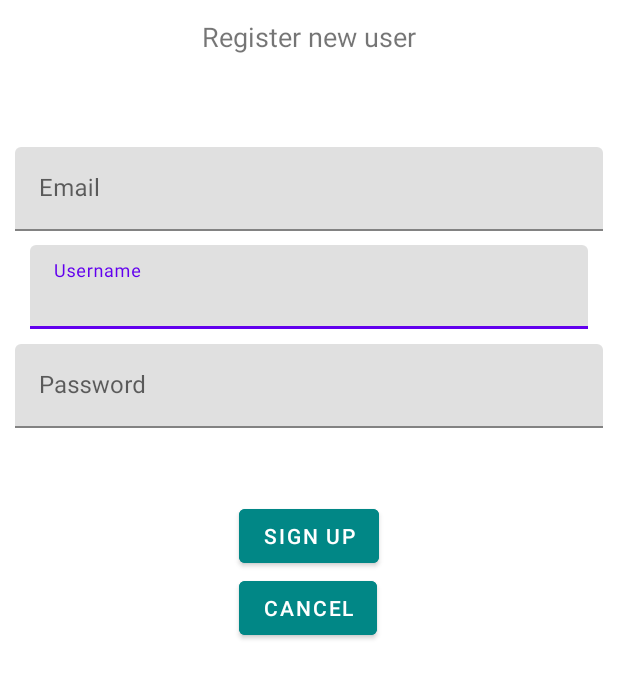
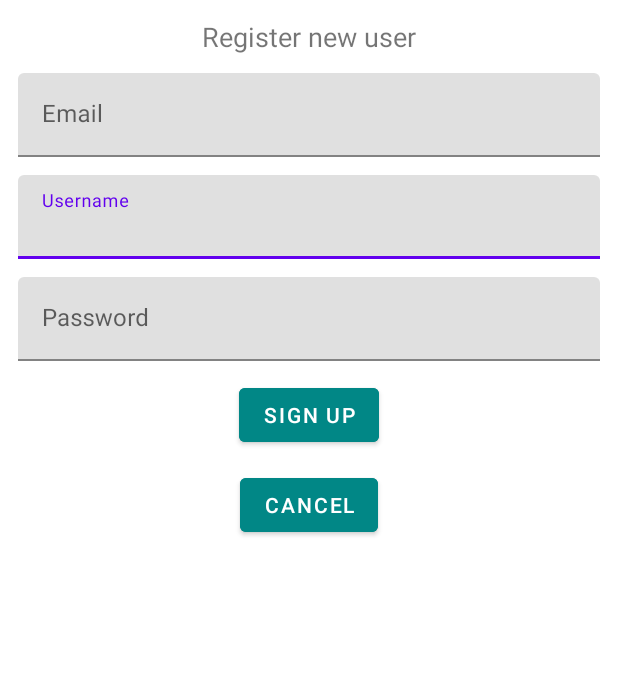
Before and after one commit to Mike-D-Langdon/Project3, an Android app: the screen it shows after launch (SignUp before the commit, SignUpActivity after it), after a tap on "SIGN UP", on a phone screen of 412 x 824 dp, the part 299-998 px from its top. Run offline under Robolectric (Android 15) with nearby library versions, the light colour scheme and no system bars; our stand-ins replace Firebase (no records; nobody signed in at launch, a user with empty details on screens opened directly).

Commit message:
Organizing, proper text fields, add logout functionality - Rename a bunch of component IDs to a more uniform convention (type_activity_name) - Set dimensions to be uniform for components in activity_sign_up - Rename SignUp to SignUpActivity - Move all activities (MainActivity, LoginActivity, and SignUpActivity) to the same activity package - Stylize fragment_post a bit to look more pleasing - Remove redundant code from MainActivity - Extract 2 string resources: ui_or and register_new - Create dimens.xml to keep track of app dimensions - Initial attempt to use values from dimens.xml instead of relying on hard-coded values

```diff
--- a/app/src/main/AndroidManifest.xml
+++ b/app/src/main/AndroidManifest.xml
@@ -10,9 +10,9 @@
         android:roundIcon="@mipmap/ic_launcher_round"
         android:supportsRtl="true"
         android:theme="@style/Theme.Shoutout">
-        <activity android:name=".LoginActivity"></activity>
-        <activity android:name=".SignUp"></activity>
-        <activity android:name=".MainActivity">
+        <activity android:name=".activity.LoginActivity"></activity>
+        <activity android:name=".activity.SignUpActivity"></activity>
+        <activity android:name=".activity.MainActivity">
             <intent-filter>
                 <action android:name="android.intent.action.MAIN" />
 
--- a/app/src/main/java/com/example/shoutout/LoginActivity.java
+++ b/app/src/main/java/com/example/shoutout/activity/LoginActivity.java
@@ -1,16 +1,16 @@
-package com.example.shoutout;
+package com.example.shoutout.activity;
 
 import android.content.Intent;
 import android.os.Bundle;
 import android.util.Log;
 import android.view.View;
-import android.widget.Button;
 import android.widget.EditText;
 import android.widget.Toast;
 
 import androidx.annotation.Nullable;
 import androidx.appcompat.app.AppCompatActivity;
 
+import com.example.shoutout.R;
 import com.google.firebase.auth.FirebaseAuth;
 
 public class LoginActivity extends AppCompatActivity {
@@ -18,10 +18,9 @@ public class LoginActivity extends AppCompatActivity {
     private static final int REQ_SIGNUP = 1;
 
     public static String TAG = LoginActivity.class.getSimpleName();
-    EditText et_username;
-    EditText et_password;
-    Button btn_login;
-    Button btn_sign_up;
+
+    private EditText et_username;
+    private EditText et_password;
 
     @Override
     protected void onCreate(@Nullable Bundle savedInstanceState) {
@@ -29,27 +28,25 @@ public class LoginActivity extends AppCompatActivity {
         setContentView(R.layout.activity_login);
         et_username = findViewById(R.id.edit_login_username);
         et_password = findViewById(R.id.edit_login_password);
-        btn_login = findViewById(R.id.button_login);
-        btn_sign_up = findViewById(R.id.button_signup);
-    }
-
-    public void handle_signUp(View view) {
-        Log.d(TAG,"Sign up button clicked");
-        Intent intent = new Intent(this, SignUp.class);
-        startActivityForResult(intent, REQ_SIGNUP);
     }
 
     @Override
     protected void onActivityResult(int requestCode, int resultCode, @Nullable Intent data) {
         super.onActivityResult(requestCode, resultCode, data);
         if (requestCode == REQ_SIGNUP && resultCode == RESULT_OK) {
-            boolean registered = data.getBooleanExtra(SignUp.EXTRA_REGISTERED, false);
+            boolean registered = data.getBooleanExtra(SignUpActivity.EXTRA_REGISTERED, false);
             if (registered) {
                 Toast.makeText(this, "New user registered", Toast.LENGTH_SHORT).show();
             } else {
                 Toast.makeText(this, "Could not register new user!", Toast.LENGTH_SHORT).show();
             }
         }
+    }
+
+    public void handle_signUp(View view) {
+        Log.d(TAG,"Sign up button clicked");
+        Intent intent = new Intent(this, SignUpActivity.class);
+        startActivityForResult(intent, REQ_SIGNUP);
     }
 
     public void handleLogin(View view) {
@@ -59,10 +56,12 @@ public class LoginActivity extends AppCompatActivity {
         auth.signInWithEmailAndPassword(email, pwd).addOnCompleteListener(task -> {
             if (task.isSuccessful()) {
                 Log.d(TAG, "user signed in");
+                Toast.makeText(this, "Successfully signed in", Toast.LENGTH_SHORT).show();
                 auth.updateCurrentUser(task.getResult().getUser());
                 startActivity(new Intent(this, MainActivity.class));
                 finish();
             } else {
+                Toast.makeText(this, "Incorrect email or password", Toast.LENGTH_SHORT).show();
                 Log.d(TAG, "authentication failed");
             }
         });
--- a/app/src/main/java/com/example/shoutout/MainActivity.java
+++ b/app/src/main/java/com/example/shoutout/activity/MainActivity.java
@@ -1,14 +1,18 @@
-package com.example.shoutout;
+package com.example.shoutout.activity;
 
 import android.content.Intent;
 import android.os.Bundle;
+import android.view.Menu;
+import android.view.MenuItem;
 import android.view.View;
+import android.widget.Toast;
 
+import androidx.annotation.NonNull;
 import androidx.appcompat.app.AppCompatActivity;
 
+import com.example.shoutout.R;
 import com.example.shoutout.activity.fragment.PostFragment;
 import com.example.shoutout.db.ImagesRepository;
-import com.google.android.gms.auth.api.signin.GoogleSignInClient;
 import com.google.firebase.auth.FirebaseAuth;
 
 import java.util.Random;
@@ -19,8 +23,6 @@ public class MainActivity extends AppCompatActivity {
     private static final String TAG = MainActivity.class.getSimpleName();
 
     private Random rand;
-    private FirebaseAuth auth;
-    private GoogleSignInClient client;
 
     @Override
     protected void onCreate(Bundle savedInstanceState) {
@@ -28,25 +30,36 @@ public class MainActivity extends AppCompatActivity {
         setContentView(R.layout.activity_main);
         rand = new Random();
 
-        auth = FirebaseAuth.getInstance();
-        if (auth.getCurrentUser() == null) {
+        if (FirebaseAuth.getInstance().getCurrentUser() == null) {
             startActivity(new Intent(this, LoginActivity.class));
             finish();
             return;
         }
+    }
 
-        /*GoogleSignInOptions gso = new GoogleSignInOptions.Builder(GoogleSignInOptions.DEFAULT_SIGN_IN)
-                .requestIdToken(getString(R.string.default_web_client_id))
-                .requestEmail()
-                .build();
-        client = GoogleSignIn.getClient(this, gso);*/
+    @Override
+    public boolean onCreateOptionsMenu(Menu menu) {
+        getMenuInflater().inflate(R.menu.menu_main, menu);
+        return true;
+    }
+
+    @Override
+    public boolean onOptionsItemSelected(@NonNull MenuItem item) {
+        if (item.getItemId() == R.id.action_logout) {
+            Toast.makeText(this, "Successfully logged out", Toast.LENGTH_SHORT).show();
+            FirebaseAuth.getInstance().signOut();
+            startActivity(new Intent(this, LoginActivity.class));
+            finish();
+            return true;
+        }
+        return super.onOptionsItemSelected(item);
     }
 
     public void debug_addPost(View view) {
         ImagesRepository.getInstance().getUri("1920x1080test.jpg").addOnSuccessListener(testBg -> {
             ImagesRepository.getInstance().getUri("avatartest.png").addOnSuccessListener(avatar -> {
                 getSupportFragmentManager().beginTransaction()
-                        .add(R.id.layout_timeline_linear, PostFragment.newInstance(avatar.toString(), "Hello!", "mycoolusername", "whaddup youtube gang its ya boi", testBg.toString(), rand.nextInt(10), rand.nextInt(100), rand.nextInt(100)), UUID.randomUUID().toString())
+                        .add(R.id.layout_timeline_linear, PostFragment.newInstance(avatar.toString(), "My Display Name", "mycoolusername", "whaddup youtube gang its ya boi", testBg.toString(), rand.nextInt(10), rand.nextInt(100), rand.nextInt(100)), UUID.randomUUID().toString())
                         .addToBackStack(null)
                         .commit();
             });
--- a/app/src/main/java/com/example/shoutout/SignUp.java
+++ b/app/src/main/java/com/example/shoutout/activity/SignUpActivity.java
@@ -1,4 +1,4 @@
-package com.example.shoutout;
+package com.example.shoutout.activity;
 
 import android.content.Intent;
 import android.os.Bundle;
@@ -9,20 +9,22 @@ import android.widget.Toast;
 
 import androidx.appcompat.app.AppCompatActivity;
 
+import com.example.shoutout.R;
 import com.example.shoutout.db.UsersRepository;
 import com.google.firebase.auth.AuthResult;
 import com.google.firebase.auth.FirebaseAuth;
 
-public class SignUp extends AppCompatActivity {
+public class SignUpActivity extends AppCompatActivity {
+
+    private  static final String TAG = SignUpActivity.class.getSimpleName();
 
     public static final String EXTRA_REGISTERED = "registered";
 
-    public static String TAG = "SignUp";
-    EditText et_email;
-    EditText et_username;
-    EditText et_password;
-    Button btn_sign_up;
-    Button btn_cancel;
+    private Button btn_signUp;
+    private Button btn_cancel;
+    private EditText et_username;
+    private EditText et_email;
+    private EditText et_password;
 
     @Override
     protected void onCreate(Bundle savedInstanceState) {
@@ -32,10 +34,10 @@ public class SignUp extends AppCompatActivity {
         et_email = findViewById(R.id.edit_login_email);
         et_username = findViewById(R.id.edit_login_username);
         et_password = findViewById(R.id.edit_login_password);
-        btn_sign_up = findViewById(R.id.button_signup);
-        btn_cancel = findViewById(R.id.cancel);
+        btn_signUp = findViewById(R.id.button_signup_register);
+        btn_cancel = findViewById(R.id.button_signup_cancel);
 
-        btn_sign_up.setOnClickListener(v -> {
+        btn_signUp.setOnClickListener(v -> {
             Log.i(TAG, "onClick sign up button");
 
             final String username = et_username.getText().toString();
@@ -79,6 +81,7 @@ public class SignUp extends AppCompatActivity {
                 }
             });
         });
+
         btn_cancel.setOnClickListener(v -> {
             Log.d(TAG, "onClick cancel button");
             Intent intent = new Intent();
--- a/app/src/main/res/layout/activity_main.xml
+++ b/app/src/main/res/layout/activity_main.xml
@@ -4,7 +4,7 @@
     xmlns:tools="http://schemas.android.com/tools"
     android:layout_width="match_parent"
     android:layout_height="match_parent"
-    tools:context=".MainActivity">
+    tools:context=".activity.MainActivity">
 
     <Button
         android:id="@+id/button_debug_addPost"
@@ -15,7 +15,7 @@
 
     <ScrollView
         android:layout_width="match_parent"
-        android:layout_height="match_parent"
+        android:layout_height="wrap_content"
         android:layout_above="@id/bottomNavigation"
         android:layout_below="@id/button_debug_addPost">
 
--- a/app/src/main/res/layout/activity_sign_up.xml
+++ b/app/src/main/res/layout/activity_sign_up.xml
@@ -1,7 +1,6 @@
 <?xml version="1.0" encoding="utf-8"?>
 <androidx.constraintlayout.widget.ConstraintLayout xmlns:android="http://schemas.android.com/apk/res/android"
     xmlns:app="http://schemas.android.com/apk/res-auto"
-    xmlns:tools="http://schemas.android.com/tools"
     android:layout_width="match_parent"
     android:layout_height="match_parent"
     android:scrollbars="none"
@@ -10,7 +9,7 @@
     app:layout_constrainedWidth="true">
 
     <TextView
-        android:id="@+id/text_app_register"
+        android:id="@+id/text_login_appName"
         android:layout_width="148dp"
         android:layout_height="48dp"
         android:layout_marginTop="95dp"
@@ -27,10 +26,6 @@
         android:id="@+id/reg_username"
         android:layout_width="match_parent"
         android:layout_height="wrap_content"
-        android:layout_marginStart="10dp"
-        android:layout_marginLeft="10dp"
-        android:layout_marginEnd="10dp"
-        android:layout_marginRight="10dp"
         app:layout_constraintBottom_toTopOf="@+id/reg_password"
         app:layout_constraintEnd_toEndOf="parent"
         app:layout_constraintStart_toStartOf="parent"
@@ -40,11 +35,12 @@
             android:id="@+id/edit_login_username"
             android:layout_width="match_parent"
             android:layout_height="wrap_content"
-            android:layout_marginStart="10dp"
-            android:layout_marginLeft="10dp"
-            android:layout_marginTop="9dp"
-            android:layout_marginEnd="10dp"
-            android:layout_marginRight="10dp"
+            android:layout_marginStart="@dimen/margin_medium"
+            android:layout_marginLeft="@dimen/margin_medium"
+            android:layout_marginTop="@dimen/margin_medium"
+            android:layout_marginEnd="@dimen/margin_medium"
+            android:layout_marginRight="@dimen/margin_medium"
+            android:inputType="text"
             android:hint="@string/reg_username" />
     </com.google.android.material.textfield.TextInputLayout>
 
@@ -54,17 +50,18 @@
         android:layout_height="wrap_content"
         app:layout_constraintEnd_toEndOf="parent"
         app:layout_constraintStart_toStartOf="parent"
-        app:layout_constraintTop_toBottomOf="@+id/text_register">
+        app:layout_constraintTop_toBottomOf="@+id/text_signup_register">
 
         <com.google.android.material.textfield.TextInputEditText
             android:id="@+id/edit_login_email"
             android:layout_width="match_parent"
             android:layout_height="wrap_content"
-            android:layout_marginStart="10dp"
-            android:layout_marginLeft="10dp"
-            android:layout_marginTop="61dp"
-            android:layout_marginEnd="10dp"
-            android:layout_marginRight="10dp"
+            android:layout_marginStart="@dimen/margin_medium"
+            android:layout_marginLeft="@dimen/margin_medium"
+            android:layout_marginTop="@dimen/margin_medium"
+            android:layout_marginEnd="@dimen/margin_medium"
+            android:layout_marginRight="@dimen/margin_medium"
+            android:inputType="textEmailAddress"
             android:hint="@string/reg_email" />
 
     </com.google.android.material.textfield.TextInputLayout>
@@ -73,7 +70,7 @@
         android:id="@+id/reg_password"
         android:layout_width="match_parent"
         android:layout_height="0dp"
-        android:layout_marginTop="10dp"
+        android:layout_marginTop="@dimen/margin_medium"
         app:layout_constraintEnd_toEndOf="parent"
         app:layout_constraintStart_toStartOf="parent"
         app:layout_constraintTop_toBottomOf="@+id/reg_username">
@@ -82,19 +79,20 @@
             android:id="@+id/edit_login_password"
             android:layout_width="match_parent"
             android:layout_height="wrap_content"
-            android:layout_marginStart="10dp"
-            android:layout_marginLeft="10dp"
-            android:layout_marginEnd="10dp"
-            android:layout_marginRight="10dp"
+            android:layout_marginStart="@dimen/margin_medium"
+            android:layout_marginLeft="@dimen/margin_medium"
+            android:layout_marginEnd="@dimen/margin_medium"
+            android:layout_marginRight="@dimen/margin_medium"
+            android:inputType="textPassword"
             android:hint="@string/reg_password" />
     </com.google.android.material.textfield.TextInputLayout>
 
 
     <Button
-        android:id="@+id/button_signup"
+        android:id="@+id/button_signup_register"
         android:layout_width="wrap_content"
         android:layout_height="wrap_content"
-        android:layout_marginTop="48dp"
+        android:layout_marginTop="@dimen/margin_medium"
         android:backgroundTint="@color/teal_700"
         android:text="@string/sign_up"
         app:layout_constraintEnd_toEndOf="parent"
@@ -102,30 +100,27 @@
         app:layout_constraintTop_toBottomOf="@+id/reg_password" />
 
     <Button
-        android:id="@+id/cancel"
+        android:id="@+id/button_signup_cancel"
         android:layout_width="wrap_content"
         android:layout_height="wrap_content"
-        android:layout_marginBottom="152dp"
+        android:layout_marginTop="@dimen/margin_medium"
         android:backgroundTint="@color/teal_700"
         android:text="@android:string/cancel"
-        app:layout_constraintBottom_toBottomOf="parent"
         app:layout_constraintEnd_toEndOf="parent"
-        app:layout_constraintHorizontal_bias="0.498"
         app:layout_constraintStart_toStartOf="parent"
-        app:layout_constraintTop_toBottomOf="@+id/button_signup"
-        app:layout_constraintVertical_bias="0.0" />
+        app:layout_constraintTop_toBottomOf="@+id/button_signup_register" />
 
     <TextView
-        android:id="@+id/text_register"
+        android:id="@+id/text_signup_register"
         android:layout_width="wrap_content"
         android:layout_height="wrap_content"
-        android:layout_marginTop="12dp"
+        android:layout_marginTop="@dimen/margin_medium"
         android:layout_weight="1"
-        android:text="Register new user"
+        android:text="@string/register_new"
         android:textSize="18sp"
         app:layout_constraintBottom_toTopOf="@+id/reg_email"
         app:layout_constraintEnd_toEndOf="parent"
         app:layout_constraintStart_toStartOf="parent"
-        app:layout_constraintTop_toBottomOf="@+id/text_app_register" />
+        app:layout_constraintTop_toBottomOf="@+id/text_login_appName" />
 
 </androidx.constraintlayout.widget.ConstraintLayout>
--- a/app/src/main/res/values/strings.xml
+++ b/app/src/main/res/values/strings.xml
@@ -19,4 +19,6 @@
     <string name="comment_button">Comment Button</string>
     <string name="share_button">Share Button</string>
     <string name="logout">Logout</string>
+    <string name="ui_or">or</string>
+    <string name="register_new">Register new user</string>
 </resources>
```
Also changed, not shown: app/src/main/res/layout/activity_login.xml (+14 -16 lines), app/src/main/res/layout/fragment_post.xml (+35 -12 lines), app/src/main/res/values/dimens.xml (added, +10 -0 lines).
